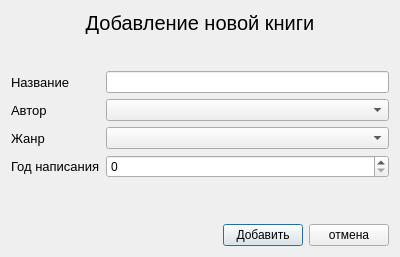
First picture: the form in book_add_dialog.ui, repository Charmpy/library-project, before the edit.
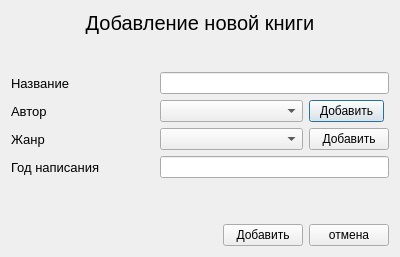
Second picture: the form after the edit.

```diff
--- a/book_add_dialog.ui
+++ b/book_add_dialog.ui
@@ -58,8 +58,27 @@
     </spacer>
    </item>
    <item>
-    <layout class="QFormLayout" name="formLayout">
-     <item row="1" column="0">
+    <layout class="QGridLayout" name="gridLayout">
+     <property name="sizeConstraint">
+      <enum>QLayout::SetFixedSize</enum>
+     </property>
+     <property name="leftMargin">
+      <number>0</number>
+     </property>
+     <item row="2" column="0">
+      <widget class="QLabel" name="label_4">
+       <property name="font">
+        <font>
+         <family>Arial</family>
+         <pointsize>10</pointsize>
+        </font>
+       </property>
+       <property name="text">
+        <string>Жанр</string>
+       </property>
+      </widget>
+     </item>
+     <item row="0" column="0">
       <widget class="QLabel" name="label_2">
        <property name="font">
         <font>
@@ -72,7 +91,7 @@
        </property>
       </widget>
      </item>
-     <item row="2" column="0">
+     <item row="1" column="0">
       <widget class="QLabel" name="label_3">
        <property name="font">
         <font>
@@ -85,26 +104,7 @@
        </property>
       </widget>
      </item>
-     <item row="2" column="1">
-      <widget class="QComboBox" name="comboBox"/>
-     </item>
      <item row="3" column="0">
-      <widget class="QLabel" name="label_4">
-       <property name="font">
-        <font>
-         <family>Arial</family>
-         <pointsize>10</pointsize>
-        </font>
-       </property>
-       <property name="text">
-        <string>Жанр</string>
-       </property>
-      </widget>
-     </item>
-     <item row="3" column="1">
-      <widget class="QComboBox" name="comboBox_2"/>
-     </item>
-     <item row="4" column="0">
       <widget class="QLabel" name="label_5">
        <property name="font">
         <font>
@@ -117,12 +117,42 @@
        </property>
       </widget>
      </item>
-     <item row="4" column="1">
-      <widget class="QSpinBox" name="spinBox"/>
-     </item>
      <item row="1" column="1">
+      <widget class="QComboBox" name="comboBox"/>
+     </item>
+     <item row="2" column="1">
+      <widget class="QComboBox" name="comboBox_2"/>
+     </item>
+     <item row="1" column="2">
+      <widget class="QPushButton" name="pushButton">
+       <property name="maximumSize">
+        <size>
+         <width>75</width>
+         <height>25</height>
+        </size>
+       </property>
+       <property name="text">
+        <string>Добавить</string>
+       </property>
+      </widget>
+     </item>
+     <item row="0" column="1" colspan="2">
       <widget class="QLineEdit" name="lineEdit"/>
      </item>
+     <item row="2" column="2">
+      <widget class="QPushButton" name="pushButton_2">
+       <property name="text">
+        <string>Добавить</string>
+       </property>
+      </widget>
+     </item>
+     <item row="3" column="1" colspan="2">
+      <widget class="QLineEdit" name="lineEdit_3">
+       <property name="enabled">
+        <bool>true</bool>
+       </property>
+      </widget>
+     </item>
     </layout>
    </item>
    <item>
```
